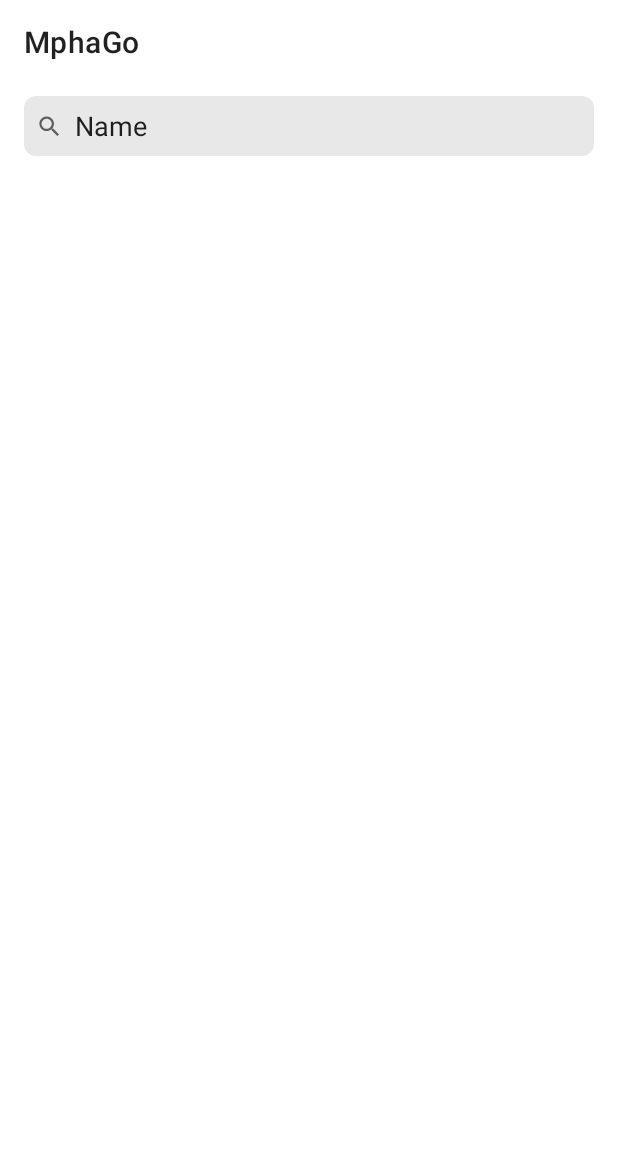
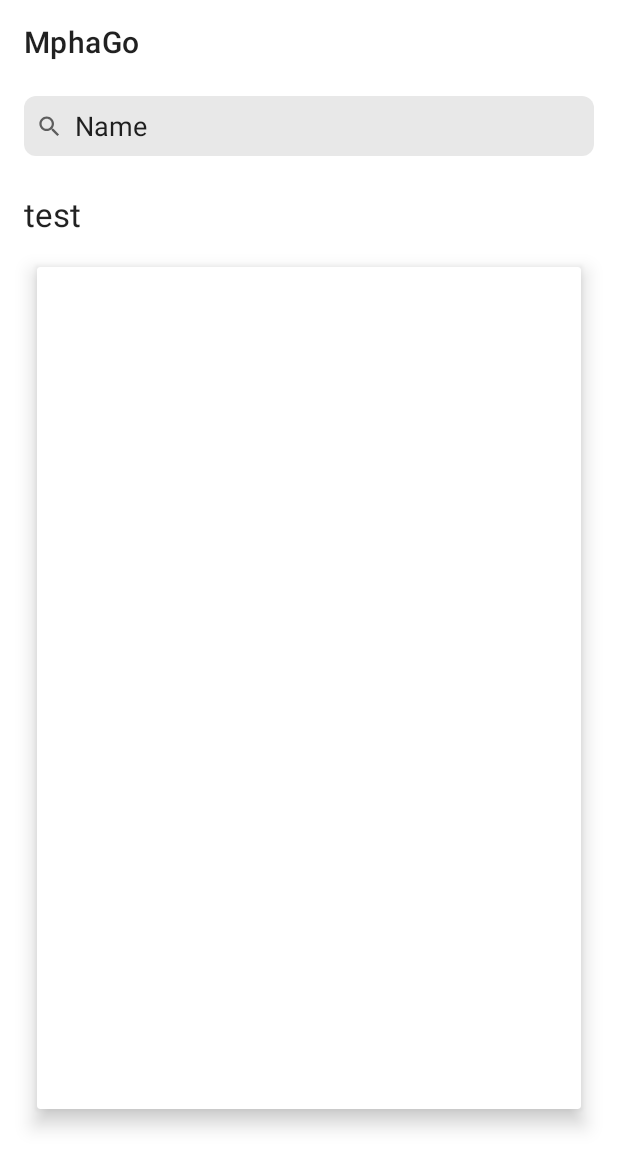
Before and after one commit to design-thinking-6/MphaGo, an Android app: the screen it shows after launch (MainActivity), on a phone screen of 412 x 824 dp. Shown: the top 1169 px of the screen. Run offline under Robolectric (Android 15) with nearby library versions, the phone set to English and light mode, and no system bars.

Commit message:
add Recommand Recyclerview

```diff
--- a/app/src/main/java/io/suyong/mphago/MainActivity.kt
+++ b/app/src/main/java/io/suyong/mphago/MainActivity.kt
@@ -2,6 +2,9 @@ package io.suyong.mphago
 
 import androidx.appcompat.app.AppCompatActivity
 import android.os.Bundle
+import androidx.recyclerview.widget.LinearLayoutManager
+import io.suyong.mphago.adapter.MainAdapter
+import io.suyong.mphago.adapter.RecommandType
 import kotlinx.android.synthetic.main.activity_main.*
 
 class MainActivity : AppCompatActivity() {
@@ -10,5 +13,12 @@ class MainActivity : AppCompatActivity() {
         setContentView(R.layout.activity_main)
 
         setSupportActionBar(toolbar)
+
+        val mainAdapter = MainAdapter(this)
+        mainRecyclerView.adapter = mainAdapter
+        mainRecyclerView.layoutManager = LinearLayoutManager(this)
+
+        mainAdapter.list.add(RecommandType("test", "수락"))
+        mainAdapter.list.add(RecommandType("gd"))
     }
 }
--- /dev/null
+++ b/app/src/main/java/io/suyong/mphago/adapter/MainAdapter.kt
@@ -0,0 +1,45 @@
+package io.suyong.mphago.adapter
+
+import android.content.Context
+import android.view.LayoutInflater
+import android.view.View
+import android.view.ViewGroup
+import android.widget.Button
+import android.widget.TextView
+import androidx.constraintlayout.widget.ConstraintLayout
+import androidx.recyclerview.widget.RecyclerView
+import io.suyong.mphago.R
+import kotlinx.android.synthetic.main.item_problem.view.*
+
+class MainAdapter(private val context: Context) : RecyclerView.Adapter<MainHolder>() {
+    public val list = mutableListOf<RecommandType>()
+
+    override fun onCreateViewHolder(parent: ViewGroup, viewType: Int): MainHolder {
+        val layout = LayoutInflater.from(context).inflate(R.layout.item_problem, parent, false)
+        val holder = MainHolder(layout)
+
+        return holder
+    }
+
+    override fun onBindViewHolder(holder: MainHolder, position: Int) {
+        val item = list[position]
+
+        holder.title.text = item.title
+        holder.acceptButton.text = item.accept ?: ""
+
+        when {
+            item.accept == null -> holder.acceptButton.visibility = View.GONE
+            item.layout != null -> holder.layout = item.layout
+        }
+    }
+
+    override fun getItemCount(): Int {
+        return list.size;
+    }
+}
+
+class MainHolder(private val root: View) : RecyclerView.ViewHolder(root) {
+    val title: TextView = root.titleTextView
+    val acceptButton: Button = root.acceptButton
+    var layout: ConstraintLayout = root.problemLayout
+}
--- /dev/null
+++ b/app/src/main/java/io/suyong/mphago/adapter/RecommandType.kt
@@ -0,0 +1,5 @@
+package io.suyong.mphago.adapter
+
+import androidx.constraintlayout.widget.ConstraintLayout
+
+data class RecommandType(val title: String, val accept: String? = null, val layout: ConstraintLayout? = null)
--- a/app/src/main/res/layout/activity_main.xml
+++ b/app/src/main/res/layout/activity_main.xml
@@ -26,7 +26,7 @@
         android:layout_marginEnd="16dp"
         android:layout_marginBottom="8dp"
         android:background="@drawable/bg_edit_text"
-        app:layout_constraintBottom_toTopOf="@+id/recyclerView"
+        app:layout_constraintBottom_toTopOf="@+id/mainRecyclerView"
         app:layout_constraintEnd_toEndOf="parent"
         app:layout_constraintStart_toStartOf="parent"
         app:layout_constraintTop_toBottomOf="@+id/toolbar">
@@ -60,7 +60,7 @@
     </androidx.constraintlayout.widget.ConstraintLayout>
 
     <androidx.recyclerview.widget.RecyclerView
-        android:id="@+id/recyclerView"
+        android:id="@+id/mainRecyclerView"
         android:layout_width="0dp"
         android:layout_height="0dp"
         app:layout_constraintBottom_toBottomOf="parent"
--- /dev/null
+++ b/app/src/main/res/layout/item_problem.xml
@@ -0,0 +1,52 @@
+<?xml version="1.0" encoding="utf-8"?>
+<androidx.constraintlayout.widget.ConstraintLayout xmlns:android="http://schemas.android.com/apk/res/android"
+    xmlns:app="http://schemas.android.com/apk/res-auto"
+    xmlns:tools="http://schemas.android.com/tools"
+    android:layout_width="match_parent"
+    android:layout_height="match_parent">
+
+    <TextView
+        android:id="@+id/titleTextView"
+        android:layout_width="wrap_content"
+        android:layout_height="wrap_content"
+        android:layout_marginStart="16dp"
+        android:layout_marginTop="16dp"
+        android:text="TextView"
+        android:textAppearance="@style/TextAppearance.AppCompat.Large"
+        app:layout_constraintStart_toStartOf="parent"
+        app:layout_constraintTop_toTopOf="parent" />
+
+    <androidx.cardview.widget.CardView
+        android:id="@+id/problemLayoutContainer"
+        android:layout_width="0dp"
+        android:layout_height="0dp"
+        android:layout_marginStart="16dp"
+        android:layout_marginTop="8dp"
+        android:layout_marginEnd="16dp"
+        android:layout_marginBottom="8dp"
+        app:cardElevation="8dp"
+        app:cardUseCompatPadding="true"
+        app:layout_constraintBottom_toTopOf="@+id/acceptButton"
+        app:layout_constraintEnd_toEndOf="parent"
+        app:layout_constraintStart_toStartOf="parent"
+        app:layout_constraintTop_toBottomOf="@+id/titleTextView">
+
+        <androidx.constraintlayout.widget.ConstraintLayout
+            android:id="@+id/problemLayout"
+            android:layout_width="match_parent"
+            android:layout_height="match_parent">
+
+        </androidx.constraintlayout.widget.ConstraintLayout>
+    </androidx.cardview.widget.CardView>
+
+    <Button
+        android:id="@+id/acceptButton"
+        style="@style/Widget.AppCompat.Button.Borderless.Colored"
+        android:layout_width="wrap_content"
+        android:layout_height="wrap_content"
+        android:layout_marginEnd="16dp"
+        android:layout_marginBottom="16dp"
+        android:text="Button"
+        app:layout_constraintBottom_toBottomOf="parent"
+        app:layout_constraintEnd_toEndOf="parent" />
+</androidx.constraintlayout.widget.ConstraintLayout>
--- a/build.gradle
+++ b/build.gradle
@@ -6,7 +6,7 @@ buildscript {
         jcenter()
     }
     dependencies {
-        classpath "com.android.tools.build:gradle:4.1.0"
+        classpath 'com.android.tools.build:gradle:4.1.1'
         classpath "org.jetbrains.kotlin:kotlin-gradle-plugin:$kotlin_version"
 
         // NOTE: Do not place your application dependencies here; they belong
```
